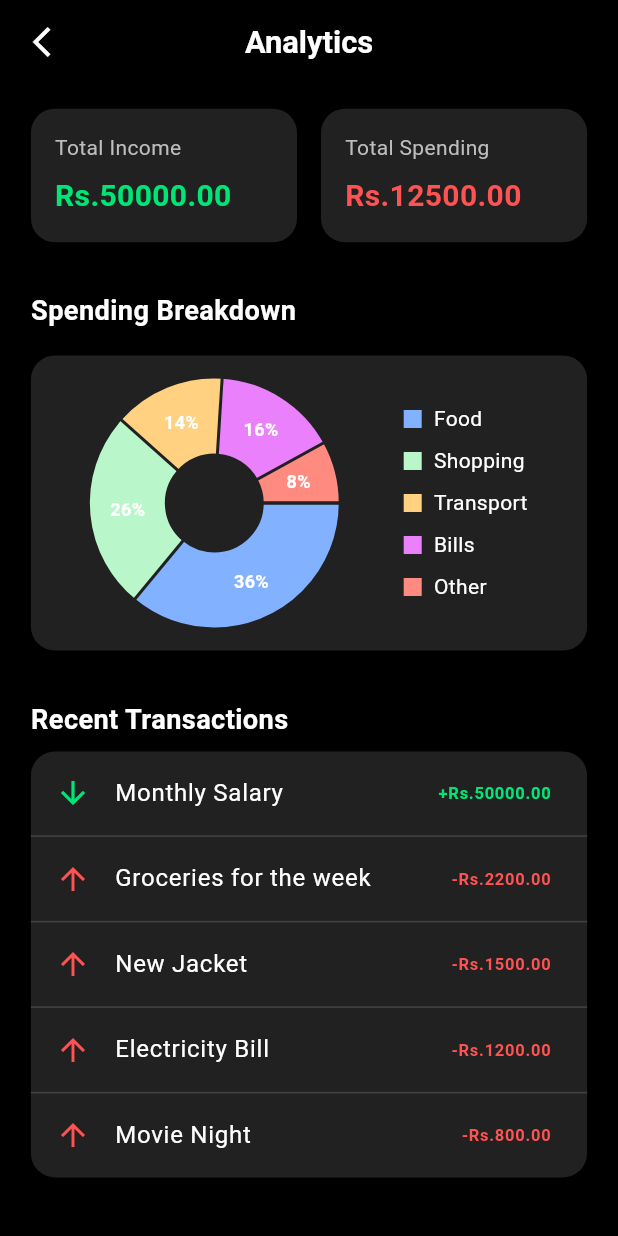
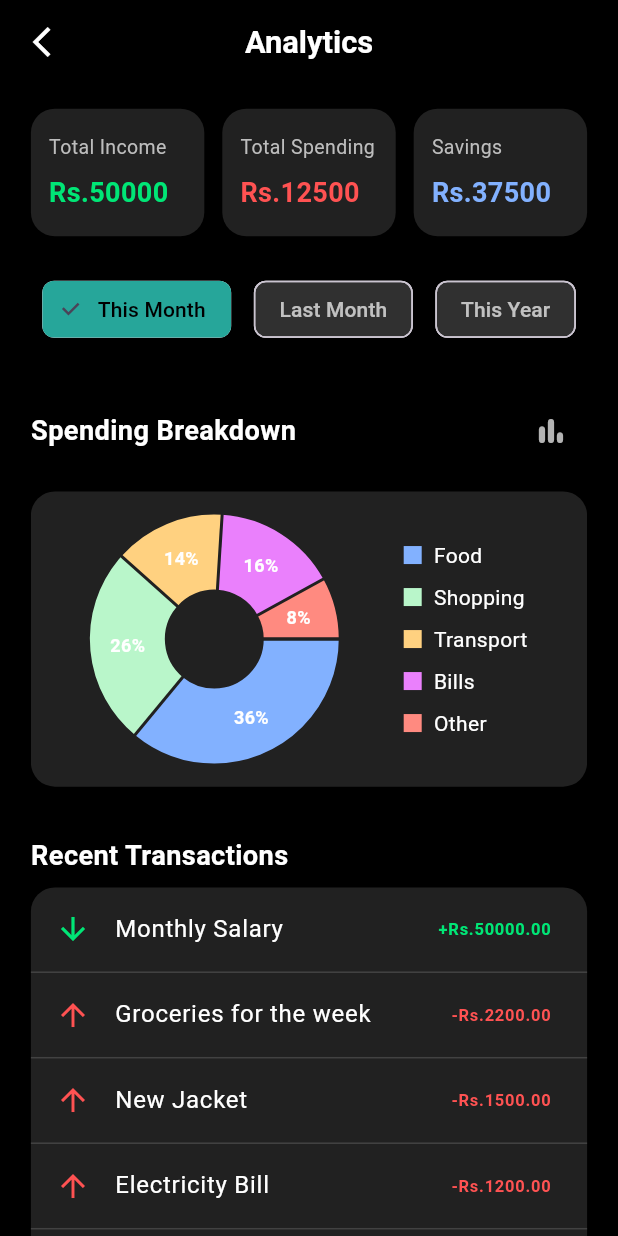
Before and after one commit to 4242x/ExSpend, a Flutter app: the AnalyticsScreen screen opened directly, on a phone screen of 412 x 824 dp. Run offline on Flutter 3.47's test engine with Material 3 defaults, Android fonts, the phone set to English and light mode, and no system bars; drawn by our look-alikes of fl_chart; our stand-ins replace firebase_auth, firebase_core; accounts and stored records are empty.

Commit message:
added a few more features to AnalyticsScreen

```diff
--- a/lib/screen/analytics_screen.dart
+++ b/lib/screen/analytics_screen.dart
@@ -10,10 +10,12 @@ class AnalyticsScreen extends StatefulWidget {
 }
 
 class _AnalyticsScreenState extends State<AnalyticsScreen> {
-
   final double _totalIncome = 50000.00;
   final double _totalSpending = 12500.00;
   int touchedIndex = -1;
+
+  String _selectedPeriod = 'This Month';
+  bool _showBarChart = false;
 
   final Map<String, double> _spendingData = {
     'Food': 4500.00,
@@ -75,14 +77,37 @@ class _AnalyticsScreenState extends State<AnalyticsScreen> {
           children: [
             SizedBox(height: scrHeight * 0.02),
             _buildSummaryCards(),
+            SizedBox(height: scrHeight * 0.03),
+            _buildTimeFilter(),
             SizedBox(height: scrHeight * 0.04),
+            Row(
+              mainAxisAlignment: MainAxisAlignment.spaceBetween,
+              children: [
                 Text('Spending Breakdown',
                     style: TextStyle(
                         color: Colors.white,
                         fontSize: scrHeight * 0.022,
                         fontWeight: FontWeight.bold)),
+                IconButton(
+                  icon: Icon(
+                    _showBarChart ? Icons.pie_chart_outline_rounded : Icons.bar_chart_rounded,
+                    color: Colors.white70,
+                  ),
+                  onPressed: () {
+                    setState(() {
+                      _showBarChart = !_showBarChart;
+                    });
+                  },
+                )
+              ],
+            ),
             SizedBox(height: scrHeight * 0.02),
-            _buildSpendingChart(scrHeight),
+            AnimatedCrossFade(
+              duration: const Duration(milliseconds: 300),
+              firstChild: _buildSpendingPieChart(scrHeight),
+              secondChild: _buildSpendingBarChart(scrHeight),
+              crossFadeState: _showBarChart ? CrossFadeState.showSecond : CrossFadeState.showFirst,
+            ),
             SizedBox(height: scrHeight * 0.04),
             Text('Recent Transactions',
                 style: TextStyle(
@@ -98,21 +123,48 @@ class _AnalyticsScreenState extends State<AnalyticsScreen> {
   }
 
   Widget _buildSummaryCards() {
+    final savings = _totalIncome - _totalSpending;
     return Row(
       children: [
         Expanded(
             child: _summaryCard('Total Income', _totalIncome, Colors.greenAccent[400]!)),
-        const SizedBox(width: 16),
+        const SizedBox(width: 12),
         Expanded(
             child:
                 _summaryCard('Total Spending', _totalSpending, Colors.redAccent[200]!)),
+        const SizedBox(width: 12),
+        Expanded(
+            child: _summaryCard('Savings', savings, Colors.blueAccent[100]!)),
       ],
+    );
+  }
+
+  Widget _buildTimeFilter() {
+    return Row(
+      mainAxisAlignment: MainAxisAlignment.spaceAround,
+      children: ['This Month', 'Last Month', 'This Year'].map((period) {
+        bool isSelected = _selectedPeriod == period;
+        return ChoiceChip(
+          label: Text(period),
+          selected: isSelected,
+          onSelected: (selected) {
+            if (selected) {
+              setState(() {
+                _selectedPeriod = period;
+              });
+            }
+          },
+          backgroundColor: Colors.grey[850],
+          selectedColor: Colors.teal[400],
+          labelStyle: TextStyle(color: isSelected ? Colors.black : Colors.white70),
+        );
+      }).toList(),
     );
   }
 
   Widget _summaryCard(String title, double amount, Color color) {
     return Container(
-      padding: const EdgeInsets.all(16),
+      padding: const EdgeInsets.symmetric(horizontal: 12, vertical: 16),
       decoration: BoxDecoration(
         color: Colors.grey[900],
         borderRadius: BorderRadius.circular(16),
@@ -120,19 +172,19 @@ class _AnalyticsScreenState extends State<AnalyticsScreen> {
       child: Column(
         crossAxisAlignment: CrossAxisAlignment.start,
         children: [
-          Text(title, style: TextStyle(color: Colors.grey[400], fontSize: 14)),
+          Text(title, style: TextStyle(color: Colors.grey[400], fontSize: 13)),
           const SizedBox(height: 8),
           Text(
-            'Rs.${amount.toStringAsFixed(2)}',
+            'Rs.${amount.toStringAsFixed(0)}',
             style: TextStyle(
-                color: color, fontSize: 20, fontWeight: FontWeight.bold),
+                color: color, fontSize: 18, fontWeight: FontWeight.bold),
           ),
         ],
       ),
     );
   }
 
-  Widget _buildSpendingChart(double scrHeight) {
+  Widget _buildSpendingPieChart(double scrHeight) {
     return Container(
       padding: const EdgeInsets.all(16),
       decoration: BoxDecoration(
@@ -195,8 +247,7 @@ class _AnalyticsScreenState extends State<AnalyticsScreen> {
       final isTouched = i == touchedIndex;
       final fontSize = isTouched ? 16.0 : 12.0;
       final radius = isTouched ? 60.0 : 50.0;
-      final category = _spendingData.keys.elementAt(i);
-      final amount = _spendingData[category]!;
+      final amount = _spendingData.values.elementAt(i);
       final percentage = (amount / _totalSpending) * 100;
 
       return PieChartSectionData(
@@ -210,6 +261,62 @@ class _AnalyticsScreenState extends State<AnalyticsScreen> {
             color: const Color(0xffffffff)),
       );
     });
+  }
+
+  Widget _buildSpendingBarChart(double scrHeight) {
+    return Container(
+      height: scrHeight * 0.25,
+      padding: const EdgeInsets.all(16),
+      decoration: BoxDecoration(
+        color: Colors.grey[900],
+        borderRadius: BorderRadius.circular(16),
+      ),
+      child: BarChart(
+        BarChartData(
+          alignment: BarChartAlignment.spaceAround,
+          maxY: 5000,
+          barTouchData: BarTouchData(enabled: true),
+          titlesData: FlTitlesData(
+            show: true,
+            bottomTitles: AxisTitles(
+              sideTitles: SideTitles(
+                showTitles: true,
+                getTitlesWidget: (double value, TitleMeta meta) {
+                  final titles = ['Food', 'Shop', 'Trans', 'Bills', 'Other'];
+                  return SideTitleWidget(
+                    axisSide: meta.axisSide,
+                    space: 4.0,
+                    child: Text(titles[value.toInt()], style: const TextStyle(color: Colors.white70, fontSize: 10)),
+                  );
+                },
+                reservedSize: 16,
+              ),
+            ),
+            leftTitles: const AxisTitles(sideTitles: SideTitles(showTitles: false)),
+            topTitles: const AxisTitles(sideTitles: SideTitles(showTitles: false)),
+            rightTitles: const AxisTitles(sideTitles: SideTitles(showTitles: false)),
+          ),
+          borderData: FlBorderData(show: false),
+          barGroups: List.generate(_spendingData.length, (index) {
+            return BarChartGroupData(
+              x: index,
+              barRods: [
+                BarChartRodData(
+                  toY: _spendingData.values.elementAt(index),
+                  color: _categoryColors[index],
+                  width: 16,
+                  borderRadius: const BorderRadius.only(
+                    topLeft: Radius.circular(4),
+                    topRight: Radius.circular(4),
+                  ),
+                ),
+              ],
+            );
+          }),
+          gridData: const FlGridData(show: false),
+        ),
+      ),
+    );
   }
 
   Widget _indicator({required Color color, required String text}) {
```
Lines whose indentation alone changed are shown as unchanged.
